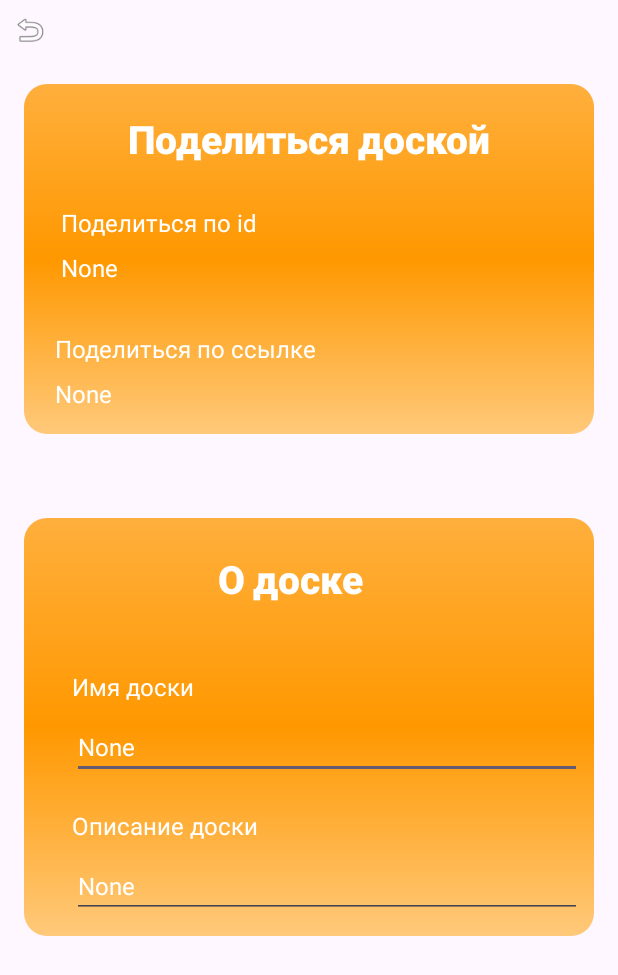
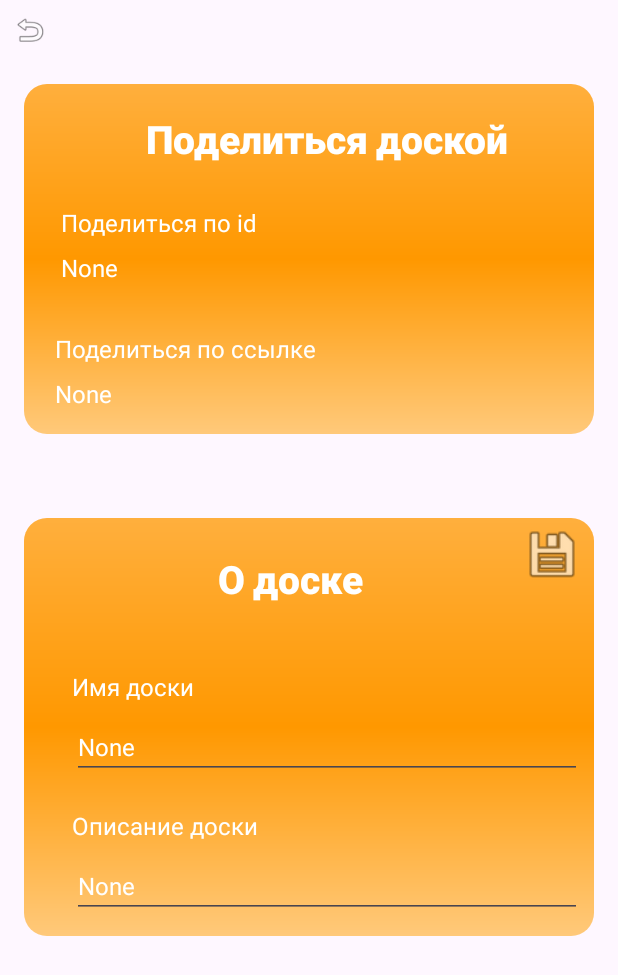
Before and after one commit to uni-board/android, an Android app built with Jetpack Compose: the layout fragment_board_details.xml on its own in the app's theme, with its tools: preview values and no code run, on a phone screen of 412 x 824 dp. Shown: the top 975 px of the screen. Run offline under Robolectric (Android 15) with nearby library versions, the light colour scheme and no system bars.

Commit message:
rework fragment_board_details land

```diff
--- a/app/src/main/java/com/uniboard/board_details/presentation/BoardDetailsFragment.kt
+++ b/app/src/main/java/com/uniboard/board_details/presentation/BoardDetailsFragment.kt
@@ -1,19 +1,19 @@
 package com.uniboard.board_details.presentation
 
 
+import android.graphics.Color
 import android.os.Bundle
 import android.view.View
-import android.graphics.Color
 import androidx.lifecycle.lifecycleScope
 import com.uniboard.R
 import com.uniboard.board_details.domain.BoardSettings
 import com.uniboard.board_details.domain.BoardSettingsRepository
+import com.uniboard.board_details.presentation.utils.copyToClipboard
+import com.uniboard.board_details.presentation.utils.createSnackbar
 import com.uniboard.core.presentation.NavigationFragment
 import com.uniboard.databinding.FragmentBoardDetailsBinding
 import kotlinx.coroutines.launch
 import kotlinx.serialization.Serializable
-import com.uniboard.board_details.presentation.utils.copyToClipboard
-import com.uniboard.board_details.presentation.utils.createSnackbar
 
 
 @Serializable
@@ -24,7 +24,7 @@
         set(value) {
             if (baseUrl != null) {
                 field = "$value/$baseUrl"
-                binding.tvShareUrl?.text = baseUrl
+                binding.tvShareUrl.text = baseUrl
             } else {
                 field = value
             }
@@ -36,8 +36,8 @@
             field = value
             lifecycleScope.launch {
                 settingsRepository?.get()?.onSuccess {
-                    binding.tvName?.setText(it.name)
-                    binding.tvAbout?.setText(it.description)
+                    binding.tvName.setText(it.name)
+                    binding.tvAbout.setText(it.description)
 
                 }
             }
@@ -53,30 +53,30 @@
     }
 
 
-    fun init(id: String) {
+    private fun init(id: String) {
 
         binding.run {
             baseUrl = id
-            tvShareId?.text = id
-            imageBack?.setOnClickListener {
+            tvShareId.text = id
+            imageBack.setOnClickListener {
                 navController.navigateUp()
             }
-            tvShareId?.setOnClickListener {
+            tvShareId.setOnClickListener {
                 context?.let { it1 -> copyToClipboard(it1, tvShareId.text) }
                 createSnackbar(it, "Copied to the clipboard", Color.GREEN)
             }
-            tvShareUrl?.setOnClickListener {
+            tvShareUrl.setOnClickListener {
                 context?.let { it1 -> copyToClipboard(it1, tvShareUrl.text) }
                 createSnackbar(it, "Copied to the clipboard", Color.GREEN)
             }
-            imageApply?.setOnClickListener {
+            imageApply.setOnClickListener {
                 lifecycleScope.launch {
                     settingsRepository?.update(
                         BoardSettings(
-                            name = tvName?.text.toString(),
-                            description = tvAbout?.text.toString()
+                            name = tvName.text.toString(),
+                            description = tvAbout.text.toString()
                         )
-                    )
+                    )?.onSuccess { it2 -> createSnackbar(it, "Successfully saved", Color.GREEN) }
                 }
             }
         }
--- a/app/src/main/res/layout-land/fragment_board_details.xml
+++ b/app/src/main/res/layout-land/fragment_board_details.xml
@@ -1,117 +1,205 @@
 <?xml version="1.0" encoding="utf-8"?>
+<ScrollView xmlns:android="http://schemas.android.com/apk/res/android"
+    android:id="@+id/scrollView"
+    android:layout_width="match_parent"
+    android:layout_height="match_parent"
+    android:fillViewport="true">
+
     <androidx.constraintlayout.widget.ConstraintLayout xmlns:android="http://schemas.android.com/apk/res/android"
         xmlns:app="http://schemas.android.com/apk/res-auto"
         xmlns:tools="http://schemas.android.com/tools"
         android:layout_width="match_parent"
         android:layout_height="match_parent"
+        android:scrollbars="vertical"
         tools:context=".board_details.presentation.BoardDetailsFragment">
+
+        <ImageView
+            android:id="@+id/imageViewBack2"
+            android:layout_width="0dp"
+            android:layout_height="0dp"
+            android:layout_marginStart="16dp"
+            android:layout_marginTop="8dp"
+            android:layout_marginEnd="8dp"
+            android:layout_marginBottom="-12dp"
+            android:src="@drawable/rouden_corner_view"
+            app:layout_constraintBottom_toBottomOf="@id/tv_about"
+            app:layout_constraintEnd_toEndOf="parent"
+            app:layout_constraintHorizontal_bias="1.0"
+            app:layout_constraintStart_toEndOf="@+id/imageViewBack1"
+            app:layout_constraintTop_toBottomOf="@+id/image_back"
+            app:layout_constraintVertical_bias="0.0" />
+
+        <TextView
+            android:id="@+id/text_about"
+            style="@style/HeadText"
+            android:layout_width="wrap_content"
+            android:layout_height="wrap_content"
+            android:layout_marginTop="20dp"
+            android:layout_marginEnd="24dp"
+            android:text="@string/about_board"
+            app:layout_constraintEnd_toEndOf="@+id/imageViewBack2"
+            app:layout_constraintHorizontal_bias="0.498"
+            app:layout_constraintStart_toStartOf="@+id/imageViewBack2"
+            app:layout_constraintTop_toTopOf="@+id/imageViewBack2" />
 
 
         <TextView
-        android:id="@+id/text_about"
-        android:layout_width="match_parent"
+            android:id="@+id/text_name"
+            style="@style/MainText"
+            android:layout_width="wrap_content"
             android:layout_height="wrap_content"
+            android:layout_marginStart="12dp"
+            android:layout_marginTop="16dp"
+            android:text="@string/name_board"
 
-        android:layout_marginStart="24dp"
-        android:layout_marginTop="28dp"
-        android:layout_marginEnd="24dp"
-        android:text="@string/about_board"
-        app:layout_constraintEnd_toEndOf="parent"
-        app:layout_constraintHorizontal_bias="0.0"
-        app:layout_constraintStart_toStartOf="parent"
-        app:layout_constraintTop_toTopOf="parent" />
+            app:layout_constraintStart_toStartOf="@+id/imageViewBack2"
+            app:layout_constraintTop_toBottomOf="@+id/text_about" />
+
+        <EditText
+            android:id="@+id/tv_name"
+            style="@style/MainText"
+            android:layout_width="0dp"
+            android:layout_height="wrap_content"
+            android:layout_marginTop="12dp"
+
+            android:inputType="text"
+
+            android:text="@string/None"
+            android:textIsSelectable="true"
+            app:layout_constraintEnd_toEndOf="@+id/imageViewBack2"
+            app:layout_constraintHorizontal_bias="1.0"
+            app:layout_constraintStart_toStartOf="@+id/text_name"
+            app:layout_constraintTop_toBottomOf="@+id/text_name" />
 
         <TextView
-        android:id="@+id/text_name"
+            android:id="@+id/text_descrip_board"
+            style="@style/MainText"
             android:layout_width="wrap_content"
             android:layout_height="wrap_content"
-        android:layout_marginTop="20dp"
-        android:text="@string/name_board"
-        app:layout_constraintTop_toBottomOf="@+id/text_about"
+            android:layout_marginStart="12dp"
+            android:layout_marginTop="24dp"
 
-        tools:layout_editor_absoluteX="50dp" />
+            android:text="@string/descrip_board"
+            app:layout_constraintStart_toStartOf="@+id/imageViewBack2"
+            app:layout_constraintTop_toBottomOf="@+id/tv_name" />
+
+        <EditText
+            android:id="@+id/tv_about"
+            style="@style/MainText"
+            android:layout_width="0dp"
+            android:layout_height="wrap_content"
+            android:layout_marginTop="8dp"
+            android:text="@string/None"
+
+            app:layout_constraintEnd_toEndOf="@+id/imageViewBack2"
+            app:layout_constraintHorizontal_bias="0.0"
+            app:layout_constraintStart_toStartOf="@+id/text_descrip_board"
+            app:layout_constraintTop_toBottomOf="@+id/text_descrip_board" />
+
+        <ImageView
+            android:id="@+id/imageViewBack1"
+            android:layout_width="0dp"
+            android:layout_height="0dp"
+            android:layout_marginStart="8dp"
+            android:layout_marginTop="8dp"
+            android:layout_marginBottom="-12dp"
+            android:src="@drawable/rouden_corner_view"
+            app:layout_constraintBottom_toBottomOf="@+id/tv_share_url"
+            app:layout_constraintEnd_toStartOf="@+id/imageViewBack2"
+            app:layout_constraintStart_toStartOf="parent"
+            app:layout_constraintTop_toBottomOf="@+id/image_back"
+            app:layout_constraintVertical_bias="0.0" />
 
         <TextView
-        android:id="@+id/text_name_value"
-        android:layout_width="42dp"
+            android:id="@+id/tv_share_board"
+            style="@style/HeadText"
+            android:layout_width="wrap_content"
             android:layout_height="wrap_content"
-        android:layout_marginStart="64dp"
-        android:layout_marginTop="20dp"
-        android:text="2324"
+            android:layout_marginTop="16dp"
+            android:layout_marginEnd="24dp"
+            android:text="@string/share_board"
+            app:layout_constraintEnd_toEndOf="@+id/imageViewBack1"
+            app:layout_constraintHorizontal_bias="0.5"
+            app:layout_constraintStart_toStartOf="@+id/imageViewBack1"
+            app:layout_constraintTop_toTopOf="@+id/imageViewBack1" />
+
+        <TextView
+            android:id="@+id/text_share_id"
+            style="@style/MainText"
+            android:layout_width="wrap_content"
+            android:layout_height="wrap_content"
+            android:layout_marginStart="12dp"
+            android:layout_marginTop="24dp"
+            android:text="@string/share_id"
+            app:layout_constraintEnd_toEndOf="@+id/imageViewBack1"
+            app:layout_constraintHorizontal_bias="0.0"
+            app:layout_constraintStart_toStartOf="@+id/imageViewBack1"
+            app:layout_constraintTop_toBottomOf="@+id/tv_share_board" />
+
+
+        <TextView
+            android:id="@+id/tv_share_id"
+            style="@style/MainText"
+
+            android:layout_width="wrap_content"
+            android:layout_height="wrap_content"
+            android:layout_marginTop="8dp"
+            android:layout_marginEnd="10dp"
+            android:text="@string/None"
 
             android:textIsSelectable="true"
-        app:layout_constraintStart_toEndOf="@+id/text_name"
-        app:layout_constraintTop_toBottomOf="@+id/text_about" />
+            app:layout_constraintEnd_toEndOf="@+id/imageViewBack1"
+            app:layout_constraintHorizontal_bias="0.0"
+            app:layout_constraintStart_toStartOf="@+id/text_share_id"
+            app:layout_constraintTop_toBottomOf="@+id/text_share_id" />
 
         <TextView
-        android:id="@+id/textView7"
+            android:id="@+id/text_share_url"
+            style="@style/MainText"
             android:layout_width="wrap_content"
             android:layout_height="wrap_content"
-        android:layout_marginStart="80dp"
-        android:layout_marginTop="24dp"
-        android:text="TextView"
-        app:layout_constraintStart_toEndOf="@+id/textView6"
-        app:layout_constraintTop_toBottomOf="@+id/text_name_value" />
+            android:layout_marginStart="12dp"
+
+            android:layout_marginTop="32dp"
+            android:text="@string/share_url"
+            app:layout_constraintEnd_toEndOf="@+id/imageViewBack1"
+            app:layout_constraintHorizontal_bias="0.0"
+            app:layout_constraintStart_toStartOf="@+id/imageViewBack1"
+            app:layout_constraintTop_toBottomOf="@+id/tv_share_id" />
 
         <TextView
-        android:id="@+id/textView6"
-        android:layout_width="wrap_content"
+            android:id="@+id/tv_share_url"
+            style="@style/MainText"
+            android:layout_width="0dp"
             android:layout_height="wrap_content"
-        android:layout_marginTop="24dp"
-        android:text="@string/about_board"
-        app:layout_constraintTop_toBottomOf="@+id/text_name"
-        tools:layout_editor_absoluteX="50dp" />
+            android:layout_marginTop="8dp"
+            android:layout_marginEnd="10dp"
+            android:text="@string/None"
 
-    <TextView
-        android:id="@+id/textView8"
-        android:layout_width="match_parent"
-        android:layout_height="wrap_content"
-        android:layout_marginStart="24dp"
-        android:layout_marginTop="56dp"
-        android:layout_marginEnd="24dp"
-        android:text="@string/share_board"
-        app:layout_constraintEnd_toEndOf="parent"
+            android:textIsSelectable="true"
+            app:layout_constraintEnd_toEndOf="@+id/imageViewBack1"
             app:layout_constraintHorizontal_bias="0.0"
-        app:layout_constraintStart_toStartOf="parent"
-        app:layout_constraintTop_toBottomOf="@+id/textView6" />
+            app:layout_constraintStart_toStartOf="@+id/text_share_url"
+            app:layout_constraintTop_toBottomOf="@+id/text_share_url" />
 
-    <TextView
-        android:id="@+id/textView10"
-        android:layout_width="wrap_content"
-        android:layout_height="wrap_content"
-        android:layout_marginTop="32dp"
-        android:text="@string/share_id"
-        app:layout_constraintTop_toBottomOf="@+id/textView8"
-        tools:layout_editor_absoluteX="50dp" />
+        <ImageView
+            android:id="@+id/image_back"
+            android:layout_width="40dp"
+            android:layout_height="40dp"
+            android:padding="8dp"
 
-    <TextView
-        android:id="@+id/textView11"
-        android:layout_width="wrap_content"
-        android:layout_height="wrap_content"
-        android:layout_marginStart="84dp"
-        android:layout_marginTop="32dp"
-        android:text="TextView"
-        app:layout_constraintStart_toEndOf="@+id/textView10"
-        app:layout_constraintTop_toBottomOf="@+id/textView8" />
+            android:src="@android:drawable/ic_menu_revert"
 
-    <TextView
-        android:id="@+id/textView15"
-        android:layout_width="wrap_content"
-        android:layout_height="wrap_content"
-        android:layout_marginTop="44dp"
-        android:text="@string/share_url"
-        app:layout_constraintTop_toBottomOf="@+id/textView10"
-        tools:layout_editor_absoluteX="50dp" />
+            />
 
-    <TextView
-        android:id="@+id/textView16"
-        android:layout_width="wrap_content"
-        android:layout_height="wrap_content"
-        android:layout_marginStart="44dp"
-        android:layout_marginTop="44dp"
-        android:text="TextView"
-        app:layout_constraintStart_toEndOf="@+id/textView15"
-        app:layout_constraintTop_toBottomOf="@+id/textView11" />
-
-
+        <ImageView
+            android:id="@+id/image_apply"
+            android:layout_width="40dp"
+            android:layout_height="40dp"
+            android:layout_marginTop="4dp"
+            android:layout_marginEnd="8dp"
+            android:src="@android:drawable/ic_menu_save"
+            app:layout_constraintEnd_toEndOf="@+id/imageViewBack2"
+            app:layout_constraintTop_toTopOf="@+id/imageViewBack2" />
     </androidx.constraintlayout.widget.ConstraintLayout>
+</ScrollView>
--- a/app/src/main/res/layout/fragment_board_details.xml
+++ b/app/src/main/res/layout/fragment_board_details.xml
@@ -1,4 +1,10 @@
 <?xml version="1.0" encoding="utf-8"?>
+<ScrollView xmlns:android="http://schemas.android.com/apk/res/android"
+    android:id="@+id/scrollView"
+    android:layout_width="match_parent"
+    android:layout_height="match_parent"
+    android:fillViewport="true">
+
     <androidx.constraintlayout.widget.ConstraintLayout xmlns:android="http://schemas.android.com/apk/res/android"
         xmlns:app="http://schemas.android.com/apk/res-auto"
         xmlns:tools="http://schemas.android.com/tools"
@@ -113,11 +119,10 @@
             android:layout_height="wrap_content"
             android:layout_marginStart="24dp"
             android:layout_marginTop="16dp"
-        android:layout_marginEnd="24dp"
             android:text="@string/share_board"
-        app:layout_constraintEnd_toEndOf="parent"
+            app:layout_constraintEnd_toEndOf="@+id/imageViewBack1"
             app:layout_constraintHorizontal_bias="0.5"
-        app:layout_constraintStart_toStartOf="parent"
+            app:layout_constraintStart_toStartOf="@+id/imageViewBack1"
             app:layout_constraintTop_toTopOf="@+id/imageViewBack1" />
 
         <TextView
@@ -192,8 +197,10 @@
             android:id="@+id/image_apply"
             android:layout_width="40dp"
             android:layout_height="40dp"
-        android:layout_marginStart="315dp"
+            android:layout_marginTop="4dp"
+            android:layout_marginEnd="8dp"
+            android:src="@android:drawable/ic_menu_save"
             app:layout_constraintEnd_toEndOf="@+id/imageViewBack2"
-        app:layout_constraintStart_toEndOf="@+id/image_back"
             app:layout_constraintTop_toTopOf="@+id/imageViewBack2" />
     </androidx.constraintlayout.widget.ConstraintLayout>
+</ScrollView>
--- a/app/src/main/res/values/strings.xml
+++ b/app/src/main/res/values/strings.xml
@@ -9,4 +9,5 @@
     <string name="share_id">Поделиться по id</string>
     <string name="share_url">Поделиться по ссылке</string>
     <string name="None">None</string>
+    <string name="copy"> Copied to the clipboard</string>
 </resources>
```
Lines whose indentation alone changed are shown as unchanged.
